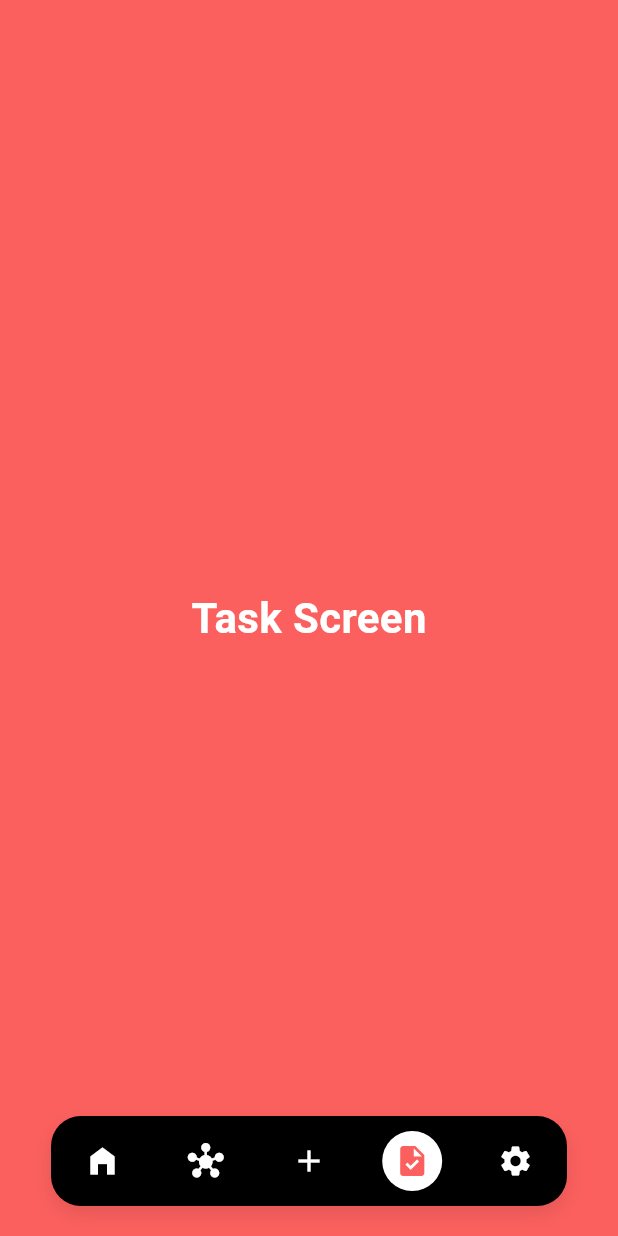
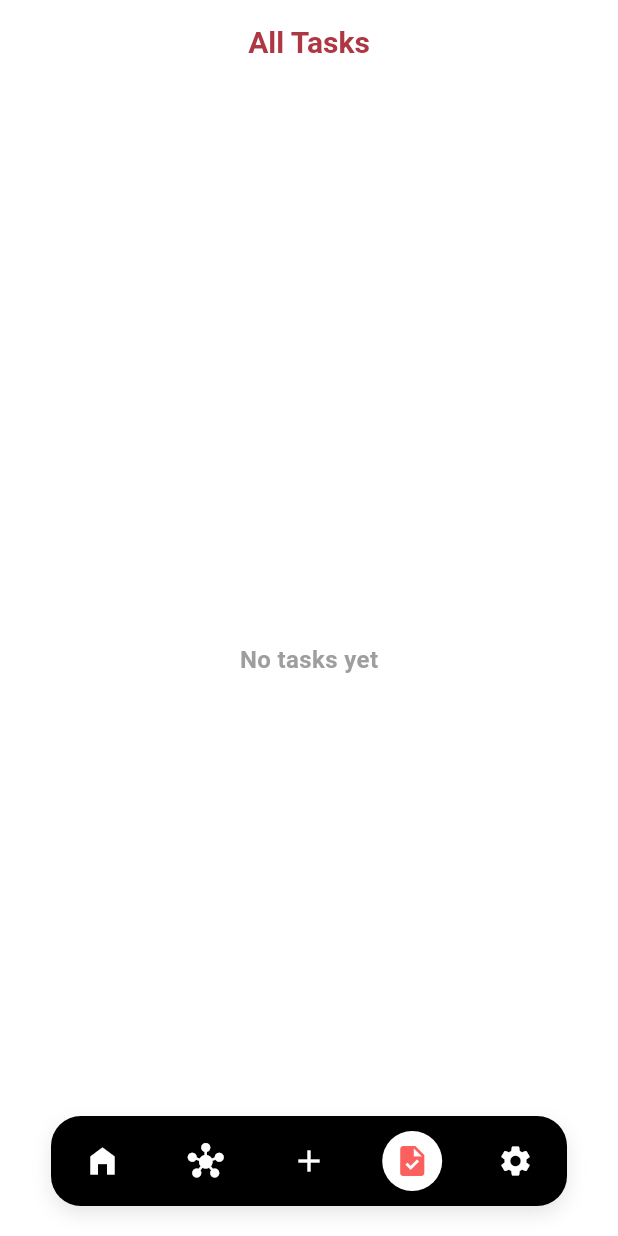
Before and after one commit to leeerrrrmmm/MindMap, a Flutter app: the Navigation screen opened by its route, item 4 of the bottom bar chosen, on a phone screen of 412 x 824 dp. Run offline on Flutter 3.47's test engine with Material 3 defaults, Android fonts, the phone set to English and light mode, and no system bars; our stand-ins replace bloc, cloud_firestore, equatable, firebase_auth, firebase_core, flutter_bloc and 6 more; accounts and stored records are empty.

Commit message:
Feat: All Tasks Screen

```diff
--- /dev/null
+++ b/lib/features/tasks/presentation/all_tasks_screen/all_tasks_screen.dart
@@ -0,0 +1,143 @@
+import 'package:flutter/material.dart';
+import 'package:flutter_bloc/flutter_bloc.dart';
+import 'package:mind_map/features/tasks/cubit/cubit/task_cubit.dart';
+import 'package:mind_map/features/tasks/domain/entity/task_entity.dart';
+import 'package:mind_map/features/tasks/presentation/private/extension/sphere_grouping_extension.dart';
+
+class AllTasksScreen extends StatelessWidget {
+  const AllTasksScreen({super.key});
+
+  @override
+  Widget build(BuildContext context) {
+    return Scaffold(
+      backgroundColor: Colors.white, // Чистый белый фон, как на макетах
+      appBar: AppBar(
+        title: const Text(
+          'All Tasks',
+          style: TextStyle(
+            fontSize: 20,
+            fontWeight: FontWeight.bold,
+            color: Color(0xFFAD3743), // Твой фирменный красный
+          ),
+        ),
+        centerTitle: true,
+        backgroundColor: Colors.white,
+        elevation: 0,
+        iconTheme: const IconThemeData(color: Color(0xFFAD3743)),
+      ),
+      body: BlocBuilder<TaskCubit, TaskState>(
+        builder: (context, state) {
+          if (state is TaskLoading) {
+            return const Center(child: CircularProgressIndicator());
+          }
+          if (state is TaskError) {
+            return Center(child: Text(state.message));
+          }
+          if (state is! TaskLoaded) {
+            return const SizedBox.shrink();
+          }
+
+          final tasks = state.tasks;
+
+          if (tasks.isEmpty) {
+            return Center(
+              child: Text(
+                'No tasks yet',
+                style: TextStyle(fontSize: 16, color: Colors.grey.shade500),
+              ),
+            );
+          }
+
+          // Группируем задачи по сферам
+          final Map<Sphere, List<TaskEntity>> groupedTasks = {};
+          for (final task in tasks) {
+            groupedTasks.putIfAbsent(task.sphere, () => []).add(task);
+          }
+
+          return ListView(
+            padding: const EdgeInsets.symmetric(horizontal: 20, vertical: 20),
+            children: [
+              ...groupedTasks.entries.map((entry) {
+                final sphere = entry.key;
+                final sphereTasks = entry.value;
+
+                return Padding(
+                  padding: const EdgeInsets.only(bottom: 28.0),
+                  child: Column(
+                    crossAxisAlignment: CrossAxisAlignment.start,
+                    children: [
+                      // Заголовок группы (как на макете "Self-improvement")
+                      Text(
+                        sphere.groupTitle,
+                        style: const TextStyle(
+                          fontSize: 16,
+                          fontWeight: FontWeight.bold,
+                          color: Colors.black,
+                        ),
+                      ),
+                      const SizedBox(height: 12),
+                      // Горизонтальный список плашек
+                      SingleChildScrollView(
+                        scrollDirection: Axis.horizontal,
+                        child: Row(
+                          children: sphereTasks.map((task) {
+                            return Padding(
+                              padding: const EdgeInsets.only(right: 8.0),
+                              child: _AppStyleTaskChip(task: task),
+                            );
+                          }).toList(),
+                        ),
+                      ),
+                    ],
+                  ),
+                );
+              }),
+            ],
+          );
+        },
+      ),
+    );
+  }
+}
+
+// Плашка, которая выглядит как часть дизайн-системы приложения
+class _AppStyleTaskChip extends StatelessWidget {
+  const _AppStyleTaskChip({required this.task});
+
+  final TaskEntity task;
+
+  @override
+  Widget build(BuildContext context) {
+    final color = task.sphere.color;
+    final textColor = task.sphere.textColor;
+
+    return Container(
+      // Высота 44 (чуть больше 34 для комфортного текста в 2 строки)
+      constraints: const BoxConstraints(minWidth: 100, maxWidth: 180),
+      padding: const EdgeInsets.symmetric(horizontal: 12.0, vertical: 8.0),
+      decoration: BoxDecoration(
+        color: color,
+        borderRadius: BorderRadius.circular(
+          12.0,
+        ), // Скругление как у кнопок на макете
+      ),
+      child: Row(
+        mainAxisSize: MainAxisSize.min,
+        children: [
+          Flexible(
+            child: Text(
+              task.title,
+              maxLines: 2,
+              overflow: TextOverflow.ellipsis,
+              style: TextStyle(
+                fontSize: 12,
+                fontWeight: FontWeight.w600,
+                color: textColor,
+              ),
+            ),
+          ),
+        ],
+      ),
+    );
+  }
+}
--- a/lib/features/tasks/presentation/home/presentation/home_screen.dart
+++ b/lib/features/tasks/presentation/home/presentation/home_screen.dart
@@ -226,7 +226,7 @@ class _MainInfoWidget extends StatelessWidget {
             crossAxisAlignment: CrossAxisAlignment.start,
             children: [
               Text(
-                'Bloc for you',
+                'Block for you',
                 style: TextStyle(
                   fontSize: 22,
                   fontWeight: FontWeight.bold,
--- a/lib/navigation/navigation.dart
+++ b/lib/navigation/navigation.dart
@@ -1,6 +1,7 @@
 import 'package:flutter/material.dart';
 import 'package:mind_map/features/settings/settings_screen.dart';
 import 'package:mind_map/features/tasks/presentation/add_task/presentation/add_task_screen.dart';
+import 'package:mind_map/features/tasks/presentation/all_tasks_screen/all_tasks_screen.dart';
 import 'package:mind_map/features/tasks/presentation/home/presentation/home_screen.dart';
 import 'package:mind_map/navigation/widget/custom_bottom_nav_bar_widget.dart';
 
@@ -19,7 +20,7 @@ class _NavigationState extends State<Navigation> {
     const HomeScreen(),
     const Scaffold(body: Center(child: Text(' Map Screen '))),
     const AddTaskScreen(),
-    const Scaffold(body: Center(child: Text('Task Screen'))),
+    const AllTasksScreen(),
     const SettingsScreen(),
   ];
 
```
